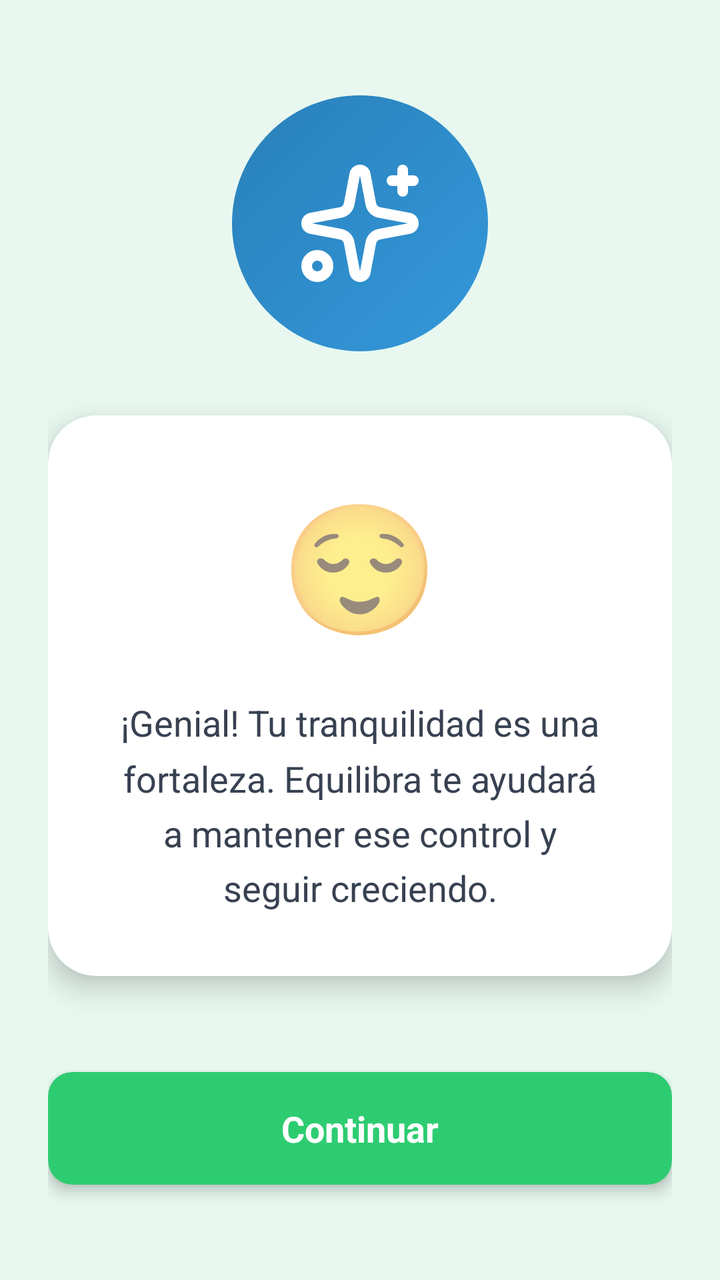
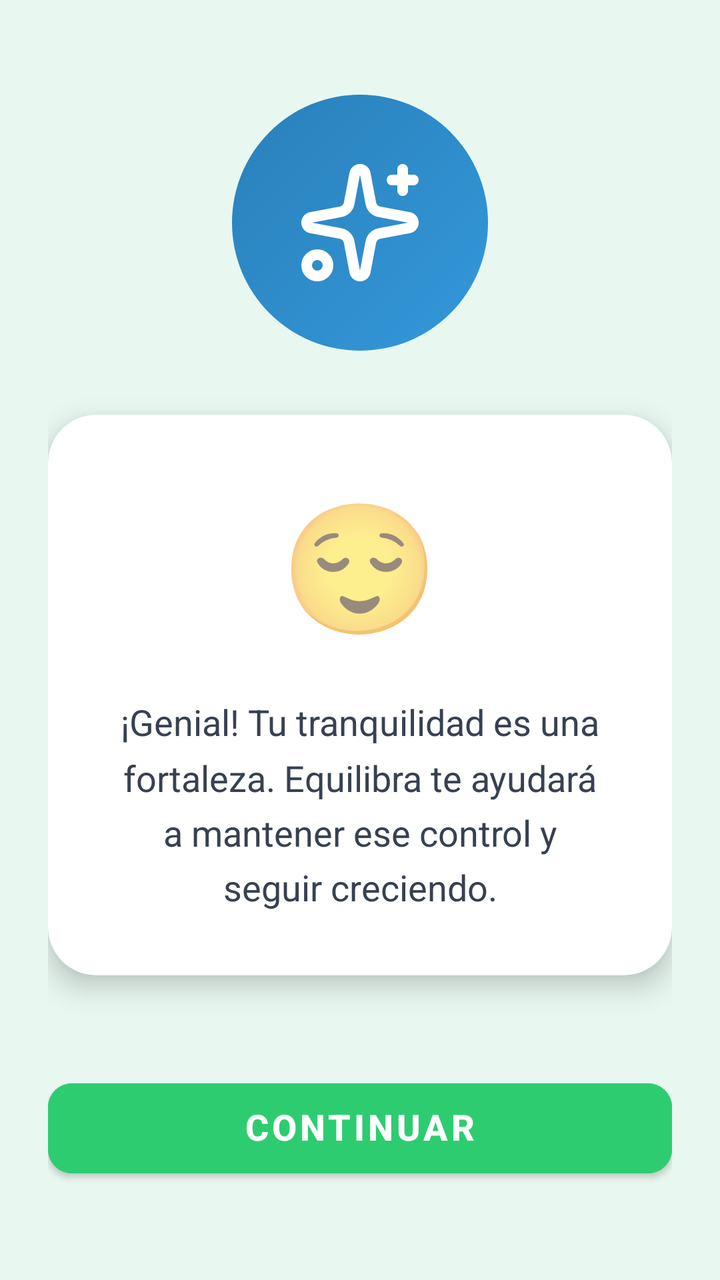

Compare the two renders of this Android layout. The source of the first and the diff that turns it into the second are given below.
<!-- AndroidManifest.xml: application theme Theme.Equilibra -->
<!-- res/layout/onboarding_step_validation.xml -->
<?xml version="1.0" encoding="utf-8"?>
<LinearLayout xmlns:android="http://schemas.android.com/apk/res/android"
    xmlns:app="http://schemas.android.com/apk/res-auto"
    android:layout_width="match_parent"
    android:layout_height="match_parent"
    android:gravity="center"
    android:orientation="vertical"
    android:padding="24dp">

    
    <FrameLayout
        android:layout_width="wrap_content"
        android:layout_height="wrap_content"
        android:layout_marginBottom="32dp">

        <View
            android:id="@+id/iconBackground"
            android:layout_width="128dp"
            android:layout_height="128dp"
            android:layout_gravity="center"
            android:background="@drawable/circle_gradient_secondary" />

        <ImageView
            android:id="@+id/sparklesIcon"
            android:layout_width="64dp"
            android:layout_height="64dp"
            android:layout_gravity="center"
            android:src="@drawable/ic_onb_sparkles"
            android:tint="@android:color/white" />
    </FrameLayout>

    
    <androidx.cardview.widget.CardView
        android:id="@+id/messageCard"
        android:layout_width="match_parent"
        android:layout_height="wrap_content"
        android:layout_marginBottom="48dp"
        app:cardBackgroundColor="@android:color/white"
        app:cardCornerRadius="24dp"
        app:cardElevation="8dp">

        <LinearLayout
            android:layout_width="match_parent"
            android:layout_height="wrap_content"
            android:gravity="center"
            android:orientation="vertical"
            android:padding="32dp">

            <TextView
                android:id="@+id/emojiText"
                android:layout_width="wrap_content"
                android:layout_height="wrap_content"
                android:layout_marginBottom="24dp"
                android:text="@string/emotion_tranquilo_emoji"
                android:textSize="64sp" />

            <TextView
                android:id="@+id/validationMessage"
                android:layout_width="match_parent"
                android:layout_height="wrap_content"
                android:gravity="center"
                android:lineSpacingMultiplier="1.3"
                android:text="@string/validation_calm"
                android:textColor="@color/gray_700"
                android:textSize="18sp" />
        </LinearLayout>
    </androidx.cardview.widget.CardView>

    
    <androidx.cardview.widget.CardView
        android:id="@+id/continueButton"
        android:layout_width="match_parent"
        android:layout_height="wrap_content"
        android:clickable="true"
        android:focusable="true"
        android:foreground="?android:attr/selectableItemBackground"
        app:cardBackgroundColor="@color/equilibra_primary"
        app:cardCornerRadius="12dp"
        app:cardElevation="4dp">

        <TextView
            android:layout_width="match_parent"
            android:layout_height="wrap_content"
            android:gravity="center"
            android:padding="16dp"
            android:text="@string/btn_continue"
            android:textColor="@android:color/white"
            android:textSize="18sp"
            android:textStyle="bold" />
    </androidx.cardview.widget.CardView>

</LinearLayout>
<!-- resources referenced by this layout -->
<resources>
  <color name="equilibra_primary">#2ECC71</color>
  <color name="gray_700">#374151</color>
  <!-- drawable circle_gradient_secondary (drawable) -->
  <?xml version="1.0" encoding="utf-8"?>
  <shape xmlns:android="http://schemas.android.com/apk/res/android"
      android:shape="oval">
      <gradient
          android:type="linear"
          android:angle="135"
          android:startColor="@color/equilibra_secondary"
          android:endColor="#2980B9" />
      <size
          android:width="128dp"
          android:height="128dp" />
  </shape>
  <!-- drawable ic_onb_sparkles (drawable) -->
  ﻿<vector xmlns:android="http://schemas.android.com/apk/res/android"
      android:width="24dp" android:height="24dp"
      android:viewportWidth="24" android:viewportHeight="24">  <path android:fillColor="#00000000" android:strokeColor="#FF000000" android:strokeWidth="2" android:strokeLineCap="round" android:strokeLineJoin="round" android:pathData="M11.017 2.814a1 1 0 0 1 1.966 0l1.051 5.558a2 2 0 0 0 1.594 1.594l5.558 1.051a1 1 0 0 1 0 1.966l-5.558 1.051a2 2 0 0 0-1.594 1.594l-1.051 5.558a1 1 0 0 1-1.966 0l-1.051-5.558a2 2 0 0 0-1.594-1.594l-5.558-1.051a1 1 0 0 1 0-1.966l5.558-1.051a2 2 0 0 0 1.594-1.594z" />
    <path android:fillColor="#00000000" android:strokeColor="#FF000000" android:strokeWidth="2" android:strokeLineCap="round" android:strokeLineJoin="round" android:pathData="M20 2v4" />
    <path android:fillColor="#00000000" android:strokeColor="#FF000000" android:strokeWidth="2" android:strokeLineCap="round" android:strokeLineJoin="round" android:pathData="M22 4h-4" />
    <path android:fillColor="#00000000" android:strokeColor="#FF000000" android:strokeWidth="2" android:strokeLineCap="round" android:strokeLineJoin="round" android:pathData="M 2 20 a 2 2 0 1 0 4 0 a 2 2 0 1 0 -4 0" />
  </vector>
  <string name="btn_continue">Continuar</string>
  <string name="emotion_tranquilo_emoji">😌</string>
  <string name="validation_calm">¡Genial! Tu tranquilidad es una fortaleza. Equilibra te ayudará a mantener ese control y seguir creciendo.</string>
  <style name="Theme.Equilibra" parent="Theme.MaterialComponents.DayNight.NoActionBar">
          <item name="colorPrimary">@color/primary_main</item>
          <item name="colorPrimaryVariant">@color/primary_light</item>
          <item name="colorOnPrimary">@color/white</item>
  
          <item name="colorSecondary">@color/secondary_main</item>
          <item name="colorSecondaryVariant">@color/secondary_light</item>
          <item name="colorOnSecondary">@color/white</item>
  
          <item name="android:statusBarColor">@color/primary_light</item>
          <item name="android:windowBackground">@color/primary_lightest</item>
  
          <item name="colorAccent">@color/accent_main</item>
      </style>
  <color name="equilibra_secondary">#3498DB</color>
  <color name="primary_main">#2ECC71</color>
  <color name="primary_light">#27AE60</color>
  <color name="white">#FFFFFF</color>
  <color name="secondary_main">#3498DB</color>
  <color name="secondary_light">#5DADE2</color>
  <color name="primary_lightest">#E8F8F0</color>
  <color name="accent_main">#E67E22</color>
</resources>

<!-- the commit's change to res/layout/onboarding_step_validation.xml (unified diff, before → after) -->
@@ -67,26 +67,11 @@
     </androidx.cardview.widget.CardView>
 
     
-    <androidx.cardview.widget.CardView
+    <com.google.android.material.button.MaterialButton
+        style="@style/Equilibra.Button.Primary"
         android:id="@+id/continueButton"
         android:layout_width="match_parent"
         android:layout_height="wrap_content"
-        android:clickable="true"
-        android:focusable="true"
-        android:foreground="?android:attr/selectableItemBackground"
-        app:cardBackgroundColor="@color/equilibra_primary"
-        app:cardCornerRadius="12dp"
-        app:cardElevation="4dp">
-
-        <TextView
-            android:layout_width="match_parent"
-            android:layout_height="wrap_content"
-            android:gravity="center"
-            android:padding="16dp"
-            android:text="@string/btn_continue"
-            android:textColor="@android:color/white"
-            android:textSize="18sp"
-            android:textStyle="bold" />
-    </androidx.cardview.widget.CardView>
+        android:text="@string/btn_continue" />
 
 </LinearLayout>
<!-- resource entries referenced after the edit -->
@@ -26,6 +26,19 @@
   <string name="btn_continue">Continuar</string>
   <string name="emotion_tranquilo_emoji">😌</string>
   <string name="validation_calm">¡Genial! Tu tranquilidad es una fortaleza. Equilibra te ayudará a mantener ese control y seguir creciendo.</string>
+  <style name="Equilibra.Button.Primary" parent="Widget.MaterialComponents.Button">
+          <item name="android:backgroundTint">@color/equilibra_primary</item>
+          <item name="cornerRadius">12dp</item>
+          <item name="android:textColor">@android:color/white</item>
+          <item name="android:textSize">18sp</item>
+          <item name="android:textStyle">bold</item>
+          <item name="android:minHeight">56dp</item>
+          <item name="android:paddingLeft">16dp</item>
+          <item name="android:paddingRight">16dp</item>
+          <item name="android:paddingTop">12dp</item>
+          <item name="android:paddingBottom">12dp</item>
+          <item name="android:includeFontPadding">false</item>
+      </style>
   <style name="Theme.Equilibra" parent="Theme.MaterialComponents.DayNight.NoActionBar">
           <item name="colorPrimary">@color/primary_main</item>
           <item name="colorPrimaryVariant">@color/primary_light</item>
